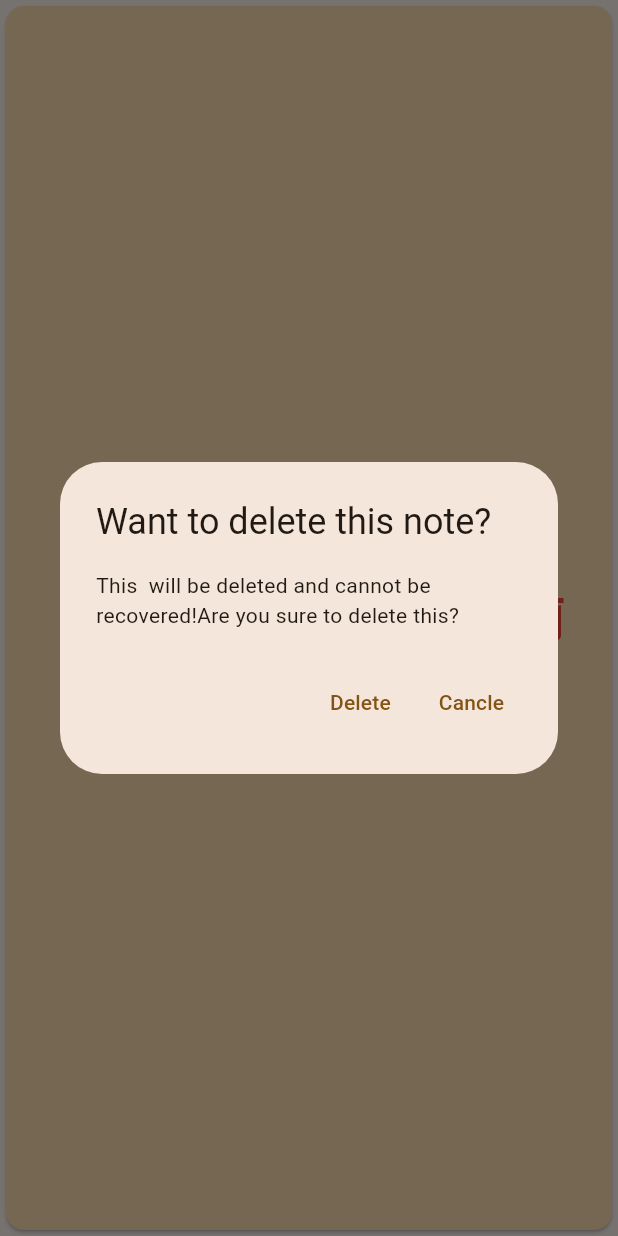
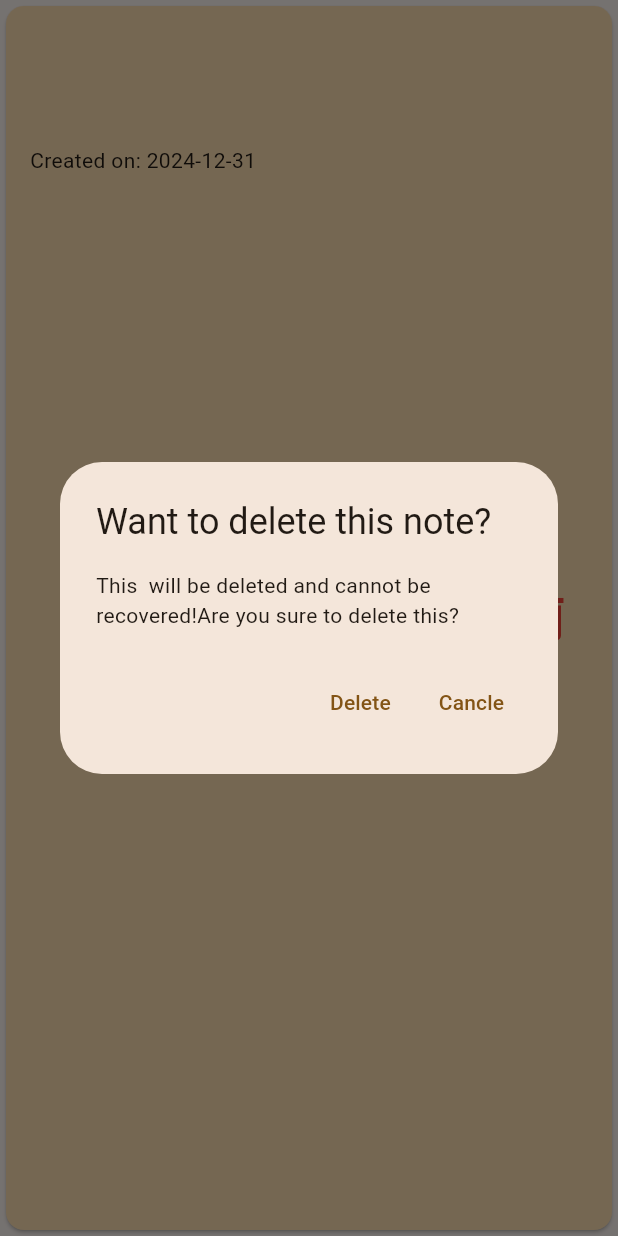
Before and after one commit to SubramanyaKS/NotesApp, a Flutter app: the NoteCard widget shown alone on an empty page, opened directly with empty values, after a tap on the "delete" icon, on a phone screen of 412 x 824 dp. Run offline on Flutter 3.47's test engine with Material 3 defaults, Android fonts, the phone set to English and light mode, and no system bars; our stand-ins replace hive, hive_flutter; accounts and stored records are empty.

Commit message:
added created date in schema and cards

```diff
--- a/lib/models/note.dart
+++ b/lib/models/note.dart
@@ -10,7 +10,9 @@ class Note {
   String title;
   @HiveField(2)
   String body;
+  @HiveField(3)
+  DateTime created;
 
-  Note({required this.id,required this.title,required this.body});
+  Note({required this.id,required this.title,required this.body,required this.created});
 
 }
--- a/lib/screen/homescreen.dart
+++ b/lib/screen/homescreen.dart
@@ -27,7 +27,7 @@ class _HomeScreenState extends State<HomeScreen> {
             padding: const EdgeInsets.all(10.0),
             child: Column(
               children: [
-                Center(child: Text("All Notes",style: TextStyle(fontSize: 24,fontWeight: FontWeight.bold),)),
+                Center(child: Text("All Notes",style: TextStyle(fontSize: 24,fontWeight: FontWeight.bold,color: Colors.orange),)),
               Expanded(
                 child: ListView.builder(itemCount: value.getAllNotes().length,
                   itemBuilder: (context,index){
--- a/lib/widgets/note_card.dart
+++ b/lib/widgets/note_card.dart
@@ -25,12 +25,14 @@ class NoteCard extends StatelessWidget {
               child: Column(
                 crossAxisAlignment: CrossAxisAlignment.start,
                 children: [
-                  Text(note.title,style: const TextStyle(fontSize: 22,fontWeight: FontWeight.bold),),
-                  const SizedBox(height: 8,),
+                  Text(note.title,style: const TextStyle(fontSize: 22,fontWeight: FontWeight.bold,color: Colors.deepPurpleAccent),),
+                  const SizedBox(height: 10,),
                   Text(note.body,
                     style: const TextStyle(fontSize: 18),
                     maxLines: 1,
                     overflow: TextOverflow.ellipsis,),
+                  const SizedBox(height: 10,),
+                  Text("Created on: ${note.created.toString().substring(0,10)}")
                 ],
               ),
             ),
@@ -55,6 +57,6 @@ class NoteCard extends StatelessWidget {
           ],
         ),
       ),
-    );;
+    );
   }
 }
--- a/pubspec.yaml
+++ b/pubspec.yaml
@@ -39,6 +39,7 @@ dependencies:
   hive: ^2.2.3
   hive_flutter: ^1.1.0
   path_provider_android: ^2.2.15
+  intl: ^0.20.1
 
 dev_dependencies:
   flutter_test:
```
Also changed, not shown: lib/screen/createnotescreen.dart (+3 -5 lines), lib/screen/viewnote_screen.dart (+3 -4 lines), lib/models/note.g.dart, pubspec.lock.
